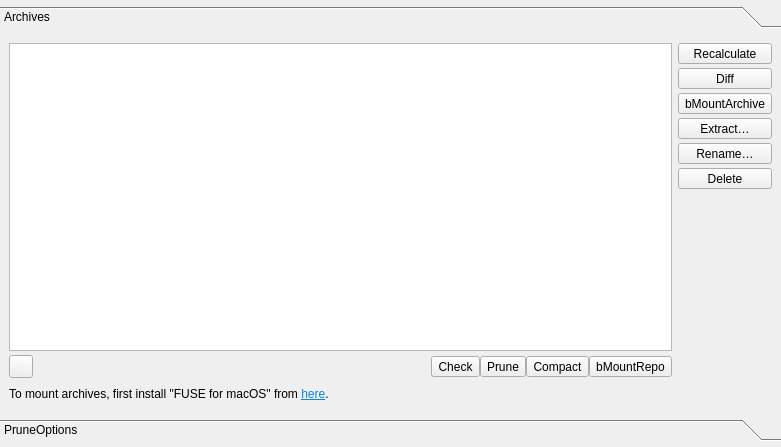
This is src/vorta/assets/UI/archive_tab.ui in borgbase/vorta as Qt 5 draws it before an edit. The edited form follows.
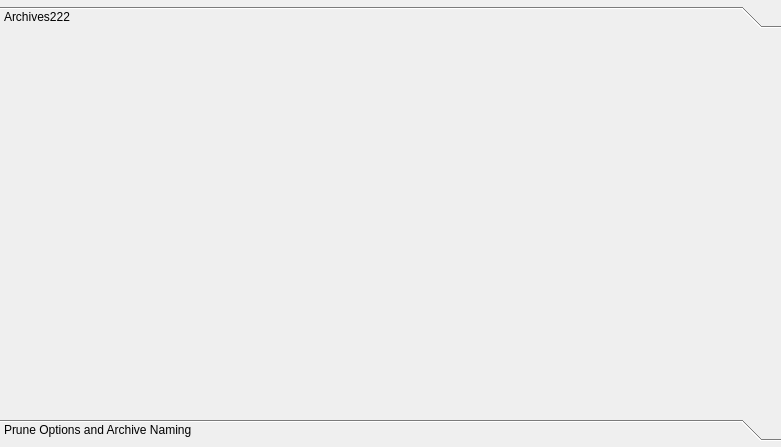
This is the edited form.

Commit message: archives separated

```diff
--- a/src/vorta/assets/UI/archive_tab.ui
+++ b/src/vorta/assets/UI/archive_tab.ui
@@ -28,7 +28,7 @@
    </property>
    <item>
     <widget class="QToolBox" name="toolBox">
-     <widget class="QWidget" name="archivesToolBox">
+      <widget class="QWidget" name="page_1">
       <property name="geometry">
        <rect>
         <x>0</x>
@@ -38,324 +38,12 @@
        </rect>
       </property>
       <attribute name="label">
-       <string>Archives</string>
+       <string>Archives222</string>
       </attribute>
-      <layout class="QVBoxLayout" name="verticalLayout_2">
-       <item>
-        <layout class="QGridLayout" name="gridLayout">
-         <property name="verticalSpacing">
-          <number>4</number>
-         </property>
-         <item row="1" column="0">
-          <layout class="QHBoxLayout" name="horizontalLayout_3">
-           <item>
-            <widget class="QToolButton" name="bList">
-             <property name="toolTip">
-              <string>Refresh archive list</string>
-             </property>
-            </widget>
-           </item>
-           <item>
-            <spacer name="horizontalSpacer">
-             <property name="orientation">
-              <enum>Qt::Horizontal</enum>
-             </property>
-             <property name="sizeHint" stdset="0">
-              <size>
-               <width>40</width>
-               <height>20</height>
-              </size>
-             </property>
-            </spacer>
-           </item>
-           <item>
-            <widget class="QToolButton" name="bCheck">
-             <property name="toolTip">
-              <string>Check the consistency of the repository</string>
-             </property>
-             <property name="text">
-              <string>Check</string>
-             </property>
-             <property name="toolButtonStyle">
-              <enum>Qt::ToolButtonTextBesideIcon</enum>
-             </property>
-            </widget>
-           </item>
-           <item>
-            <widget class="QToolButton" name="bPrune">
-             <property name="toolTip">
-              <string>Prune the archives in this repository</string>
-             </property>
-             <property name="text">
-              <string>Prune</string>
-             </property>
-             <property name="toolButtonStyle">
-              <enum>Qt::ToolButtonTextBesideIcon</enum>
-             </property>
-            </widget>
-           </item>
-           <item>
-            <widget class="QToolButton" name="compactButton">
-             <property name="toolTip">
-              <string>Optimize disk space by defragmenting the repository</string>
-             </property>
-             <property name="text">
-              <string>Compact</string>
-             </property>
-             <property name="toolButtonStyle">
-              <enum>Qt::ToolButtonTextBesideIcon</enum>
-             </property>
-            </widget>
-           </item>
-           <item>
-            <widget class="QToolButton" name="bMountRepo">
-             <property name="sizePolicy">
-              <sizepolicy hsizetype="Fixed" vsizetype="Fixed">
-               <horstretch>0</horstretch>
-               <verstretch>0</verstretch>
-              </sizepolicy>
-             </property>
-             <property name="toolTip">
-              <string notr="true">see source code</string>
-             </property>
-             <property name="text">
-              <string notr="true">bMountRepo</string>
-             </property>
-             <property name="toolButtonStyle">
-              <enum>Qt::ToolButtonTextBesideIcon</enum>
-             </property>
-            </widget>
-           </item>
-          </layout>
-         </item>
-         <item row="0" column="0">
-          <widget class="QTableWidget" name="archiveTable">
-           <property name="sizePolicy">
-            <sizepolicy hsizetype="Expanding" vsizetype="Expanding">
-             <horstretch>1</horstretch>
-             <verstretch>1</verstretch>
-            </sizepolicy>
-           </property>
-           <attribute name="horizontalHeaderVisible">
-            <bool>false</bool>
-           </attribute>
-           <attribute name="horizontalHeaderCascadingSectionResizes">
-            <bool>false</bool>
-           </attribute>
-           <attribute name="verticalHeaderVisible">
-            <bool>false</bool>
-           </attribute>
-           <column>
-            <property name="text">
-             <string>Date</string>
-            </property>
-           </column>
-           <column>
-            <property name="text">
-             <string>Size</string>
-            </property>
-           </column>
-           <column>
-            <property name="text">
-             <string>Duration</string>
-            </property>
-           </column>
-           <column>
-            <property name="text">
-             <string>Mount Point</string>
-            </property>
-           </column>
-           <column>
-            <property name="text">
-             <string>Name</string>
-            </property>
-           </column>
-           <column>
-            <property name="text">
-             <string>Trigger</string>
-            </property>
-           </column>
-          </widget>
-         </item>
-         <item row="0" column="1">
-          <layout class="QVBoxLayout" name="verticalLayout_5">
-           <item>
-            <widget class="QFrame" name="fArchiveActions">
-             <property name="frameShape">
-              <enum>QFrame::NoFrame</enum>
-             </property>
-             <layout class="QVBoxLayout" name="verticalLayout_6">
-              <property name="spacing">
-               <number>4</number>
-              </property>
-              <property name="leftMargin">
-               <number>0</number>
-              </property>
-              <property name="topMargin">
-               <number>0</number>
-              </property>
-              <property name="rightMargin">
-               <number>0</number>
-              </property>
-              <property name="bottomMargin">
-               <number>0</number>
-              </property>
-              <item>
-               <widget class="QToolButton" name="bRefreshArchive">
-                <property name="sizePolicy">
-                 <sizepolicy hsizetype="MinimumExpanding" vsizetype="Fixed">
-                  <horstretch>0</horstretch>
-                  <verstretch>0</verstretch>
-                 </sizepolicy>
-                </property>
-                <property name="toolTip">
-                 <string>Recalculate selected archive's size(s)</string>
-                </property>
-                <property name="text">
-                 <string>Recalculate</string>
-                </property>
-                <property name="toolButtonStyle">
-                 <enum>Qt::ToolButtonTextBesideIcon</enum>
-                </property>
-               </widget>
-              </item>
-              <item>
-               <widget class="QToolButton" name="bDiff">
-                <property name="sizePolicy">
-                 <sizepolicy hsizetype="MinimumExpanding" vsizetype="Fixed">
-                  <horstretch>0</horstretch>
-                  <verstretch>0</verstretch>
-                 </sizepolicy>
-                </property>
-                <property name="toolTip">
-                 <string>Compare two archives</string>
-                </property>
-                <property name="text">
-                 <string>Diff</string>
-                </property>
-                <property name="toolButtonStyle">
-                 <enum>Qt::ToolButtonTextBesideIcon</enum>
-                </property>
-               </widget>
-              </item>
-              <item>
-               <widget class="QToolButton" name="bMountArchive">
-                <property name="sizePolicy">
-                 <sizepolicy hsizetype="MinimumExpanding" vsizetype="Fixed">
-                  <horstretch>0</horstretch>
-                  <verstretch>0</verstretch>
-                 </sizepolicy>
-                </property>
-                <property name="toolTip">
-                 <string notr="true">see source code</string>
-                </property>
-                <property name="text">
-                 <string notr="true">bMountArchive</string>
-                </property>
-                <property name="toolButtonStyle">
-                 <enum>Qt::ToolButtonTextBesideIcon</enum>
-                </property>
-               </widget>
-              </item>
-              <item>
-               <widget class="QToolButton" name="bExtract">
-                <property name="sizePolicy">
-                 <sizepolicy hsizetype="MinimumExpanding" vsizetype="Fixed">
-                  <horstretch>0</horstretch>
-                  <verstretch>0</verstretch>
-                 </sizepolicy>
-                </property>
-                <property name="toolTip">
-                 <string>Extract selected archive</string>
-                </property>
-                <property name="text">
-                 <string>Extract…</string>
-                </property>
-                <property name="toolButtonStyle">
-                 <enum>Qt::ToolButtonTextBesideIcon</enum>
-                </property>
-               </widget>
-              </item>
-               <item>
-               <widget class="QToolButton" name="bRename">
-                <property name="sizePolicy">
-                 <sizepolicy hsizetype="MinimumExpanding" vsizetype="Fixed">
-                  <horstretch>0</horstretch>
-                  <verstretch>0</verstretch>
-                 </sizepolicy>
-                </property>
-                <property name="toolTip">
-                 <string>Rename selected archive</string>
-                </property>
-                <property name="text">
-                 <string>Rename…</string>
-                </property>
-                <property name="toolButtonStyle">
-                 <enum>Qt::ToolButtonTextBesideIcon</enum>
-                </property>
-               </widget>
-              </item>
-              <item>
-               <widget class="QToolButton" name="bDelete">
-                <property name="sizePolicy">
-                 <sizepolicy hsizetype="MinimumExpanding" vsizetype="Fixed">
-                  <horstretch>0</horstretch>
-                  <verstretch>0</verstretch>
-                 </sizepolicy>
-                </property>
-                <property name="toolTip">
-                 <string>Delete selected archive(s)</string>
-                </property>
-                <property name="text">
-                 <string>Delete</string>
-                </property>
-                <property name="toolButtonStyle">
-                 <enum>Qt::ToolButtonTextBesideIcon</enum>
-                </property>
-               </widget>
-              </item>
-              <item>
-               <spacer name="verticalSpacer">
-                <property name="orientation">
-                 <enum>Qt::Vertical</enum>
-                </property>
-                <property name="sizeHint" stdset="0">
-                 <size>
-                  <width>20</width>
-                  <height>40</height>
-                 </size>
-                </property>
-               </spacer>
-              </item>
-             </layout>
-            </widget>
-           </item>
-          </layout>
-         </item>
-        </layout>
-       </item>
-       <item>
-        <widget class="QLabel" name="mountErrors">
-         <property name="enabled">
-          <bool>true</bool>
-         </property>
-         <property name="minimumSize">
-          <size>
-           <width>0</width>
-           <height>20</height>
-          </size>
-         </property>
-         <property name="text">
-          <string>&lt;html&gt;&lt;head/&gt;&lt;body&gt;&lt;p&gt;To mount archives, first install &amp;quot;FUSE for macOS&amp;quot; from &lt;a href=&quot;https://osxfuse.github.io/&quot;&gt;&lt;span style=&quot; text-decoration: underline; color:#0984e3;&quot;&gt;here&lt;/span&gt;&lt;/a&gt;.&lt;/p&gt;&lt;/body&gt;&lt;/html&gt;</string>
-         </property>
-         <property name="openExternalLinks">
-          <bool>true</bool>
-         </property>
-        </widget>
-       </item>
+      <layout class="QGridLayout" name="archiveLayout">
       </layout>
-     </widget>
-      <widget class="QWidget" name="page_1">
+      </widget>
+      <widget class="QWidget" name="page_2">
       <property name="geometry">
        <rect>
         <x>0</x>
@@ -365,7 +53,7 @@
        </rect>
       </property>
       <attribute name="label">
-       <string>PruneOptions</string>
+       <string>Prune Options and Archive Naming</string>
       </attribute>
       <layout class="QGridLayout" name="pruneLayout">
       </layout>
```
The commit also changes 4 other files.
